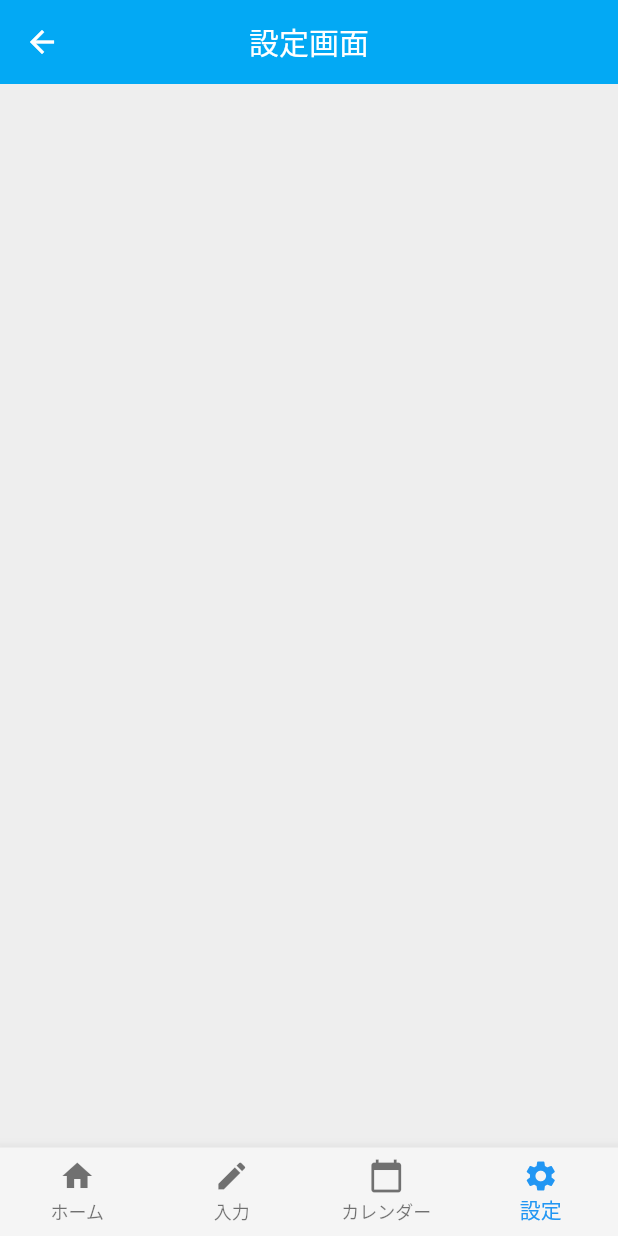
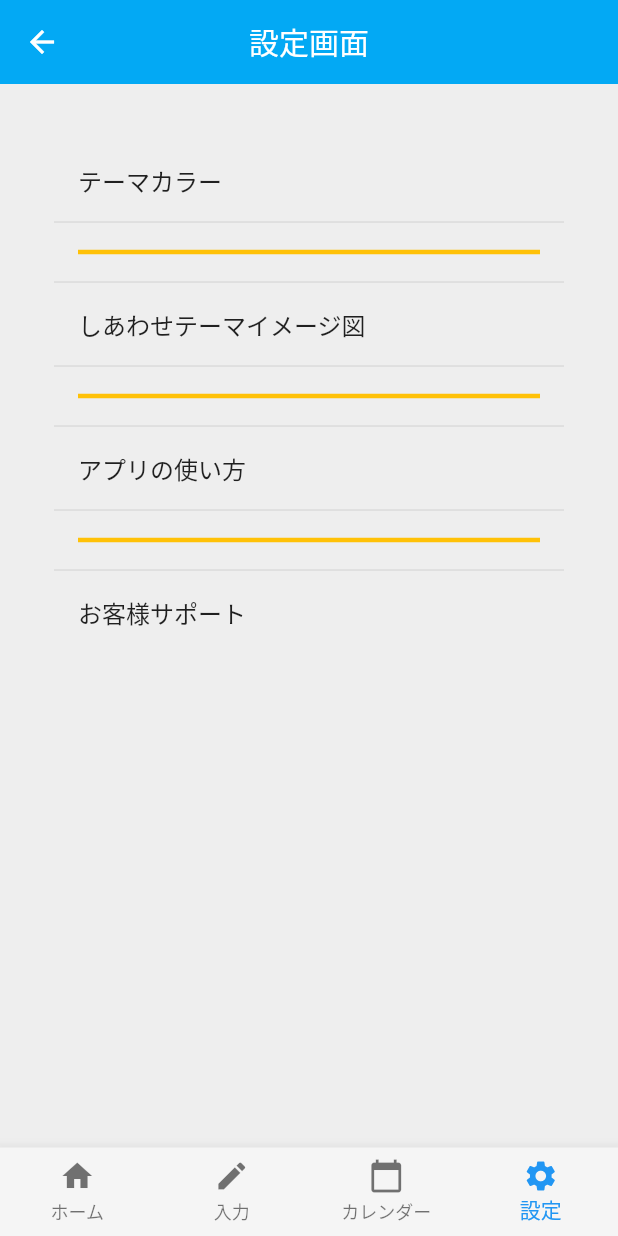
Before and after one commit to kouyoumikan/HappySavings_app, a Flutter app: the Config screen opened by its route, on a phone screen of 412 x 824 dp. Run offline on Flutter 3.47's test engine with Material 2 defaults, Android fonts, the phone set to English and light mode, and no system bars; our stand-ins replace dynamic_theme, flutter_calendar_carousel, fluttertoast, shared_preferences; accounts and stored records are empty.

Commit message:
テーマカラー 選択画面の仮作成(遷移後にエラー発生中)

```diff
--- a/happy_savings/lib/main.dart
+++ b/happy_savings/lib/main.dart
@@ -2,17 +2,44 @@ import 'package:flutter/material.dart';
 import 'package:happy_savings/screens/calendar/calendar.dart';
 import 'package:happy_savings/screens/create/create.dart';
 import 'package:happy_savings/screens/setting/setting.dart';
+import 'package:happy_savings/theme/theme_select.dart';
+
+import 'package:dynamic_theme/dynamic_theme.dart';
+import 'package:dynamic_theme/theme_switcher_widgets.dart';
 
 void main() => runApp(MaterialApp(
+      // theme: ThemeData.light(), // テーマカラー
       initialRoute: "/", // アプリ起動時に呼び出されるルート
       routes: {
         "/": (context) => Home(), // ホーム画面
         // "/loading": (context) => Loading(), // ロード画面
-        "/create": (context) => Create(), // 入力画面
+        // "/create": (context) => Create(), // 入力画面
         "/calendar": (context) => Calendar(), // カレンダー画面
         "/setting": (context) => Config(), // 設定画面
+        // "/create": (context) => DatePickerInPage(), // 設定画面
+        "/theme": (context) => ThemeSelectPage(), // テーマカラー設定画面
       },
+      theme: ThemeData.light(), // テーマカラー
     ));
+
+// class MyApp extends StatelessWidget {
+//   @override
+//   Widget build(BuildContext context) {
+//     return DynamicTheme(
+//         defaultBrightness: Brightness.light,
+//         data: (brightness) => ThemeData(
+//               primarySwatch: Colors.indigo,
+//               brightness: brightness,
+//             ),
+//         themedWidgetBuilder: (context, theme) {
+//           return MaterialApp(
+//             title: 'Flutter Demo',
+//             theme: theme,
+//             home: Home(),
+//           );
+//         });
+//   }
+// }
 
 class Home extends StatelessWidget {
   @override
@@ -24,6 +51,12 @@ class Home extends StatelessWidget {
         centerTitle: true,
         elevation: 0,
         backgroundColor: Colors.lightBlue, // アプリバーの背景色
+      ),
+      body: Center(
+        child: Text(
+          "カレンダーの入力数に連動した数、貯金箱にしあわせのイラストをアニメーションで追加していく",
+          style: TextStyle(color: Colors.grey[800], fontSize: 13),
+        ),
       ),
       // 下部ナビゲーションバーのスタイル指定
       bottomNavigationBar: new Theme(
@@ -170,54 +203,109 @@ class Home extends StatelessWidget {
 //         elevation: 0,
 //         backgroundColor: Colors.lightBlue, // アプリバーの背景色
 //       ),
-//       // 下部ナビゲーションバーでスクロール
-//       bottomNavigationBar: BottomNavigationBar(
-//         items: [
-//           // BottomNavigationBarItemに表示するリスト
-//           BottomNavigationBarItem(
-//             icon: Icon(Icons.create),
-//             title: Text("入力"),
-//           ),
-//           BottomNavigationBarItem(
-//             icon: Icon(Icons.calendar_today),
-//             title: Text("カレンダー"),
-//           ),
-//           BottomNavigationBarItem(
-//             icon: Icon(Icons.settings),
-//             title: Text("設定"),
-//           ),
-//         ],
-//         // ナビゲーションバーのアイコンをタップしたときの処理
-//         onTap: (int index) {
-//           setState(
-//             () {
-//               // _navIndex = index;
-//               // _label = _titles[index];
+//       body: Center(
+//         child: Text(
+//           "カレンダーの入力数に連動した数、貯金箱にしあわせのイラストをアニメーションで追加していく",
+//           style: TextStyle(color: Colors.grey[800], fontSize: 13),
+//         ),
+//       ),
+//       // 下部ナビゲーションバーのスタイル指定
+//       bottomNavigationBar: new Theme(
+//         data: Theme.of(context).copyWith(
+//             // 下部ナビゲーションバーの背景色
+//             canvasColor: Colors.grey[100],
+//             // 下部ナビゲーションバーのアイコンの色設定
+//             primaryColor: Colors.blue, // アイコンの色をハイライト表示
+//             textTheme: Theme.of(context)
+//                 .textTheme
+//                 // 未選択のアイコンの色
+//                 .copyWith(caption: new TextStyle(color: Colors.grey))),
+//         // 下部ナビゲーションバーでスクロール
+//         child: new BottomNavigationBar(
+//             type: BottomNavigationBarType.fixed,
+//             currentIndex: 0, // 現在選択しているアイコンの色をハイライト表示
+//             items: [
+//               // BottomNavigationBarItemに表示するリスト
+//               BottomNavigationBarItem(
+//                 icon: Icon(Icons.home),
+//                 title: Text("ホーム"),
+//               ),
+//               BottomNavigationBarItem(
+//                 icon: Icon(Icons.create),
+//                 title: Text("入力"),
+//               ),
+//               BottomNavigationBarItem(
+//                 icon: Icon(Icons.calendar_today),
+//                 title: Text("カレンダー"),
+//               ),
+//               BottomNavigationBarItem(
+//                 icon: Icon(Icons.settings),
+//                 title: Text("設定"),
+//               ),
+//             ],
+//             onTap: (int index) {
 //               print(index); // デバッグ用に出力（タップされたボタンによって数値がかわる）
 //               if (index == 0) {
+//                 // First Icon が押されたときは前の画面に戻る
+//                 // Navigator.of(context).pop();
+//                 Navigator.of(context).pushNamed("/home");
+//               } else if (index == 1) {
 //                 Navigator.of(context).pushNamed("/create");
-//               } else if (index == 1) {
+//               } else if (index == 2) {
 //                 Navigator.of(context).pushNamed("/calendar");
-//               } else if (index == 2) {
+//               } else if (index == 3) {
 //                 Navigator.of(context).pushNamed("/setting");
 //               }
-//             },
-//           );
-//         },
-//         // currentIndex: _navIndex,
+//             }),
 //       ),
-//       // body: Column(
-//       //   children: <Widget>[
-//       //     Expanded(
-//       //       child: Center(
-//       //         child: Text(
-//       //           _label,
-//       //           style: TextStyle(fontSize: 24.0),
-//       //         ),
-//       //       ),
-//       //     )
-//       //   ],
-//       // ),
+// // 下部ナビゲーションバーでスクロール
+// bottomNavigationBar: BottomNavigationBar(
+//   items: [
+//     // BottomNavigationBarItemに表示するリスト
+//     BottomNavigationBarItem(
+//       icon: Icon(Icons.create),
+//       title: Text("入力"),
+//     ),
+//     BottomNavigationBarItem(
+//       icon: Icon(Icons.calendar_today),
+//       title: Text("カレンダー"),
+//     ),
+//     BottomNavigationBarItem(
+//       icon: Icon(Icons.settings),
+//       title: Text("設定"),
+//     ),
+//   ],
+//   // ナビゲーションバーのアイコンを��ップしたときの処理
+//   onTap: (int index) {
+//     setState(
+//       () {
+//         // _navIndex = index;
+//         // _label = _titles[index];
+//         print(index); // デバッグ用に出力（タップされたボタンによって数値がかわる）
+//         if (index == 0) {
+//           Navigator.of(context).pushNamed("/create");
+//         } else if (index == 1) {
+//           Navigator.of(context).pushNamed("/calendar");
+//         } else if (index == 2) {
+//           Navigator.of(context).pushNamed("/setting");
+//         }
+//       },
+//     );
+//   },
+//   // currentIndex: _navIndex,
+// ),
+// body: Column(
+//   children: <Widget>[
+//     Expanded(
+//       child: Center(
+//         child: Text(
+//           _label,
+//           style: TextStyle(fontSize: 24.0),
+//         ),
+//       ),
+//     )
+//   ],
+// ),
 //     );
 //   }
 // }
--- a/happy_savings/lib/screens/setting/setting.dart
+++ b/happy_savings/lib/screens/setting/setting.dart
@@ -15,6 +15,54 @@ class _ConfigState extends State<Config> {
         centerTitle: true,
         elevation: 0,
         backgroundColor: Colors.lightBlue, // アプリバーの背景色
+      ),
+      body: ListView(
+        padding: EdgeInsets.all(36.0),
+        shrinkWrap: true,
+        children: ListTile.divideTiles(
+          context: context,
+          tiles: [
+            ListTile(
+              title: Text('テーマカラー'),
+              onTap: () {
+                Navigator.of(context).pushNamed("/theme");
+              },
+            ),
+            Divider(
+              // 区切り線
+              height: 40,
+              thickness: 3,
+              color: Colors.amber,
+              indent: 16,
+              endIndent: 16,
+            ),
+            ListTile(
+              title: Text('しあわせテーマイメージ図'),
+            ),
+            Divider(
+              // 区切り線
+              height: 40,
+              thickness: 3,
+              color: Colors.amber,
+              indent: 16,
+              endIndent: 16,
+            ),
+            ListTile(
+              title: Text('アプリの使い方'),
+            ),
+            Divider(
+              // 区切り線
+              height: 40,
+              thickness: 3,
+              color: Colors.amber,
+              indent: 16,
+              endIndent: 16,
+            ),
+            ListTile(
+              title: Text('お客様サポート'),
+            ),
+          ],
+        ).toList(),
       ),
       // 下部ナビゲーションバーのスタイル指定
       bottomNavigationBar: new Theme(
--- a/happy_savings/pubspec.yaml
+++ b/happy_savings/pubspec.yaml
@@ -32,6 +32,10 @@ dependencies:
   intl: ^0.16.1
   fluttertoast: ^7.1.1
   flutter_calendar_carousel: ^1.4.12
+  datetime_picker_formfield: ^1.0.0
+
+  shared_preferences: ^0.5.2
+  dynamic_theme: ^1.0.1
 
 dev_dependencies:
   flutter_test:
```
Also changed, not shown: happy_savings/lib/theme/app_theme.dart (added, +83 -0 lines), happy_savings/lib/theme/dynamic_theme.dart (added, +90 -0 lines), happy_savings/lib/theme/theme_select.dart (added, +68 -0 lines), happy_savings/lib/theme/theme_type.dart (added, +49 -0 lines), happy_savings/pubspec.lock.
